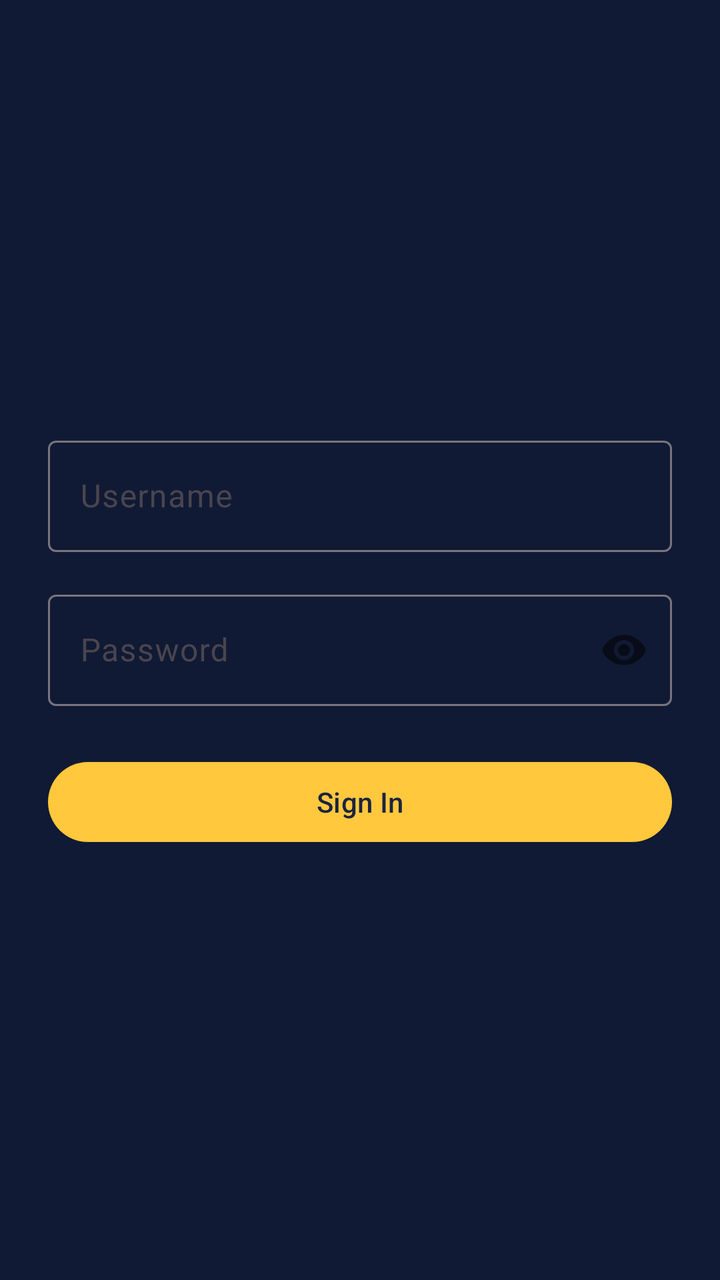
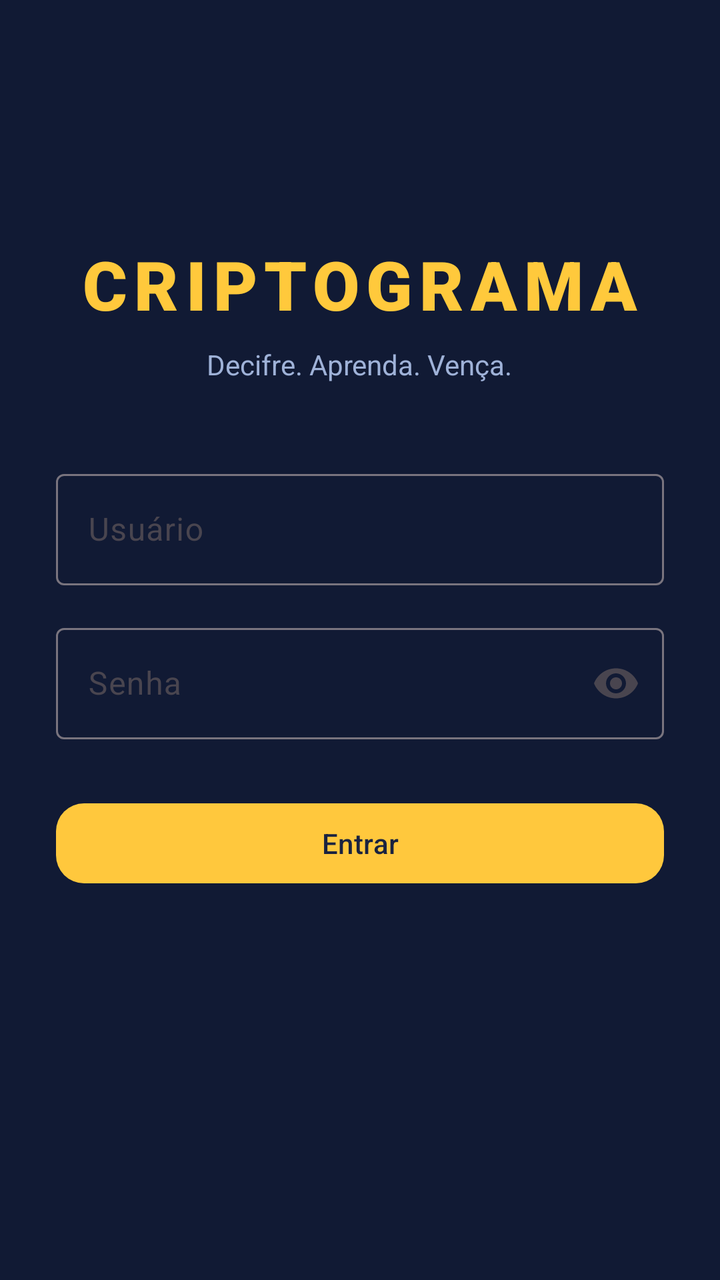

Two renders of the same Android screen: before a commit and after it. Below are the layout's source before the change and the commit's diff.
<!-- AndroidManifest.xml: application theme Theme.CryptoApp -->
<!-- res/layout/fragment_login.xml -->
<?xml version="1.0" encoding="utf-8"?>
<androidx.constraintlayout.widget.ConstraintLayout
    xmlns:android="http://schemas.android.com/apk/res/android"
    xmlns:app="http://schemas.android.com/apk/res-auto"
    android:layout_width="match_parent"
    android:layout_height="match_parent"
    android:padding="24dp">

    <com.google.android.material.textfield.TextInputLayout
        android:id="@+id/layout_username"
        style="@style/Widget.Material3.TextInputLayout.OutlinedBox"
        android:layout_width="0dp"
        android:layout_height="wrap_content"
        android:hint="@string/hint_username"
        app:layout_constraintTop_toTopOf="parent"
        app:layout_constraintStart_toStartOf="parent"
        app:layout_constraintEnd_toEndOf="parent"
        app:layout_constraintVertical_chainStyle="packed"
        app:layout_constraintBottom_toTopOf="@id/layout_password">

        <com.google.android.material.textfield.TextInputEditText
            android:id="@+id/edit_username"
            android:layout_width="match_parent"
            android:layout_height="wrap_content"
            android:inputType="text"
            android:imeOptions="actionNext" />

    </com.google.android.material.textfield.TextInputLayout>

    <com.google.android.material.textfield.TextInputLayout
        android:id="@+id/layout_password"
        style="@style/Widget.Material3.TextInputLayout.OutlinedBox"
        android:layout_width="0dp"
        android:layout_height="wrap_content"
        android:hint="@string/hint_password"
        app:passwordToggleEnabled="true"
        app:layout_constraintTop_toBottomOf="@id/layout_username"
        app:layout_constraintStart_toStartOf="parent"
        app:layout_constraintEnd_toEndOf="parent"
        app:layout_constraintBottom_toTopOf="@id/button_login"
        android:layout_marginTop="16dp">

        <com.google.android.material.textfield.TextInputEditText
            android:id="@+id/edit_password"
            android:layout_width="match_parent"
            android:layout_height="wrap_content"
            android:inputType="textPassword"
            android:imeOptions="actionDone" />

    </com.google.android.material.textfield.TextInputLayout>

    <com.google.android.material.button.MaterialButton
        android:id="@+id/button_login"
        android:layout_width="0dp"
        android:layout_height="wrap_content"
        android:text="@string/action_login"
        android:layout_marginTop="24dp"
        app:layout_constraintTop_toBottomOf="@id/layout_password"
        app:layout_constraintStart_toStartOf="parent"
        app:layout_constraintEnd_toEndOf="parent"
        app:layout_constraintBottom_toTopOf="@id/text_error" />

    <TextView
        android:id="@+id/text_error"
        android:layout_width="0dp"
        android:layout_height="wrap_content"
        android:textColor="@color/error"
        android:gravity="center"
        android:visibility="gone"
        android:layout_marginTop="8dp"
        app:layout_constraintTop_toBottomOf="@id/button_login"
        app:layout_constraintStart_toStartOf="parent"
        app:layout_constraintEnd_toEndOf="parent"
        app:layout_constraintBottom_toBottomOf="parent" />

</androidx.constraintlayout.widget.ConstraintLayout>
<!-- resources referenced by this layout -->
<resources>
  <color name="error">#E44356</color>
  <string name="action_login">Sign In</string>
  <string name="hint_password">Password</string>
  <string name="hint_username">Username</string>
  <style name="Theme.CryptoApp" parent="Theme.Material3.DayNight.NoActionBar">
          <item name="colorPrimary">@color/primary</item>
          <item name="colorOnPrimary">@color/on_primary</item>
          <item name="colorPrimaryContainer">@color/primary_container</item>
          <item name="colorSecondary">@color/secondary</item>
          <item name="colorOnSecondary">@color/on_secondary</item>
          <item name="android:colorBackground">@color/background</item>
          <item name="colorSurface">@color/surface</item>
          <item name="colorOnSurface">@color/on_surface</item>
          <item name="colorError">@color/error</item>
          <item name="colorOnError">@color/on_error</item>
          <item name="android:statusBarColor">@android:color/transparent</item>
          <item name="android:windowLightStatusBar">false</item>
      </style>
  <color name="primary">#FFC83D</color>
  <color name="on_primary">#1A2340</color>
  <color name="primary_container">#2A365A</color>
  <color name="secondary">#9FB2D8</color>
  <color name="on_secondary">#0F1830</color>
  <color name="background">#111A34</color>
  <color name="surface">#1B2745</color>
  <color name="on_surface">#FFFFFF</color>
  <color name="on_error">#FFFFFF</color>
</resources>

<!-- the commit's change to res/layout/fragment_login.xml (unified diff, before → after) -->
@@ -4,26 +4,60 @@
     xmlns:app="http://schemas.android.com/apk/res-auto"
     android:layout_width="match_parent"
     android:layout_height="match_parent"
-    android:padding="24dp">
+    android:background="@color/background"
+    android:paddingStart="28dp"
+    android:paddingEnd="28dp">
+
+    <LinearLayout
+        android:id="@+id/layout_brand"
+        android:layout_width="0dp"
+        android:layout_height="wrap_content"
+        android:gravity="center"
+        android:orientation="vertical"
+        app:layout_constraintBottom_toTopOf="@id/layout_username"
+        app:layout_constraintEnd_toEndOf="parent"
+        app:layout_constraintStart_toStartOf="parent"
+        app:layout_constraintTop_toTopOf="parent"
+        app:layout_constraintVertical_bias="0.38"
+        app:layout_constraintVertical_chainStyle="packed">
+
+        <TextView
+            android:layout_width="wrap_content"
+            android:layout_height="wrap_content"
+            android:fontFamily="sans-serif-black"
+            android:letterSpacing="0.1"
+            android:text="@string/home_brand_title"
+            android:textColor="@color/home_gold"
+            android:textSize="34sp" />
+
+        <TextView
+            android:layout_width="wrap_content"
+            android:layout_height="wrap_content"
+            android:layout_marginTop="8dp"
+            android:text="@string/login_subtitle"
+            android:textColor="@color/secondary"
+            android:textSize="14sp" />
+
+    </LinearLayout>
 
     <com.google.android.material.textfield.TextInputLayout
         android:id="@+id/layout_username"
         style="@style/Widget.Material3.TextInputLayout.OutlinedBox"
         android:layout_width="0dp"
         android:layout_height="wrap_content"
+        android:layout_marginTop="40dp"
         android:hint="@string/hint_username"
-        app:layout_constraintTop_toTopOf="parent"
+        app:layout_constraintBottom_toTopOf="@id/layout_password"
+        app:layout_constraintEnd_toEndOf="parent"
         app:layout_constraintStart_toStartOf="parent"
-        app:layout_constraintEnd_toEndOf="parent"
-        app:layout_constraintVertical_chainStyle="packed"
-        app:layout_constraintBottom_toTopOf="@id/layout_password">
+        app:layout_constraintTop_toBottomOf="@id/layout_brand">
 
         <com.google.android.material.textfield.TextInputEditText
             android:id="@+id/edit_username"
             android:layout_width="match_parent"
             android:layout_height="wrap_content"
-            android:inputType="text"
-            android:imeOptions="actionNext" />
+            android:imeOptions="actionNext"
+            android:inputType="text" />
 
     </com.google.android.material.textfield.TextInputLayout>
 
@@ -32,20 +66,20 @@
         style="@style/Widget.Material3.TextInputLayout.OutlinedBox"
         android:layout_width="0dp"
         android:layout_height="wrap_content"
+        android:layout_marginTop="16dp"
         android:hint="@string/hint_password"
-        app:passwordToggleEnabled="true"
-        app:layout_constraintTop_toBottomOf="@id/layout_username"
+        app:endIconMode="password_toggle"
+        app:layout_constraintBottom_toTopOf="@id/button_login"
+        app:layout_constraintEnd_toEndOf="parent"
         app:layout_constraintStart_toStartOf="parent"
-        app:layout_constraintEnd_toEndOf="parent"
-        app:layout_constraintBottom_toTopOf="@id/button_login"
-        android:layout_marginTop="16dp">
+        app:layout_constraintTop_toBottomOf="@id/layout_username">
 
         <com.google.android.material.textfield.TextInputEditText
             android:id="@+id/edit_password"
             android:layout_width="match_parent"
             android:layout_height="wrap_content"
-            android:inputType="textPassword"
-            android:imeOptions="actionDone" />
+            android:imeOptions="actionDone"
+            android:inputType="textPassword" />
 
     </com.google.android.material.textfield.TextInputLayout>
 
@@ -53,24 +87,27 @@
         android:id="@+id/button_login"
         android:layout_width="0dp"
         android:layout_height="wrap_content"
+        android:layout_marginTop="28dp"
         android:text="@string/action_login"
-        android:layout_marginTop="24dp"
-        app:layout_constraintTop_toBottomOf="@id/layout_password"
+        android:textAllCaps="false"
+        app:cornerRadius="14dp"
+        app:layout_constraintBottom_toTopOf="@id/text_error"
+        app:layout_constraintEnd_toEndOf="parent"
         app:layout_constraintStart_toStartOf="parent"
-        app:layout_constraintEnd_toEndOf="parent"
-        app:layout_constraintBottom_toTopOf="@id/text_error" />
+        app:layout_constraintTop_toBottomOf="@id/layout_password" />
 
     <TextView
         android:id="@+id/text_error"
         android:layout_width="0dp"
         android:layout_height="wrap_content"
+        android:layout_marginTop="12dp"
+        android:gravity="center"
         android:textColor="@color/error"
-        android:gravity="center"
+        android:textSize="13sp"
         android:visibility="gone"
-        android:layout_marginTop="8dp"
-        app:layout_constraintTop_toBottomOf="@id/button_login"
+        app:layout_constraintBottom_toBottomOf="parent"
+        app:layout_constraintEnd_toEndOf="parent"
         app:layout_constraintStart_toStartOf="parent"
-        app:layout_constraintEnd_toEndOf="parent"
-        app:layout_constraintBottom_toBottomOf="parent" />
+        app:layout_constraintTop_toBottomOf="@id/button_login" />
 
 </androidx.constraintlayout.widget.ConstraintLayout>
<!-- resource entries referenced after the edit -->
@@ -1,9 +1,12 @@
 <!-- resources referenced by this layout -->
 <resources>
   <color name="error">#E44356</color>
-  <string name="action_login">Sign In</string>
-  <string name="hint_password">Password</string>
-  <string name="hint_username">Username</string>
+  <color name="home_gold">#FFC93C</color>
+  <string name="action_login">Entrar</string>
+  <string name="hint_password">Senha</string>
+  <string name="hint_username">Usuário</string>
+  <string name="home_brand_title">CRIPTOGRAMA</string>
+  <string name="login_subtitle">Decifre. Aprenda. Vença.</string>
   <style name="Theme.CryptoApp" parent="Theme.Material3.DayNight.NoActionBar">
           <item name="colorPrimary">@color/primary</item>
           <item name="colorOnPrimary">@color/on_primary</item>
